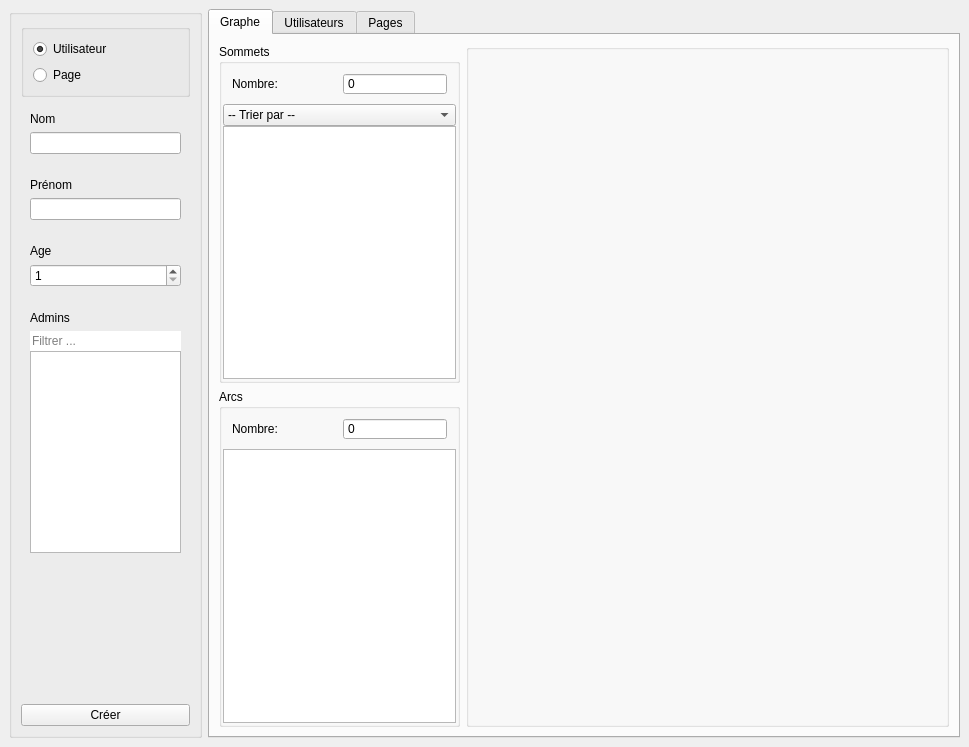
Qt form gui/gui.ui (KinderPinGuiin/projet_graphe_2021) before a commit.
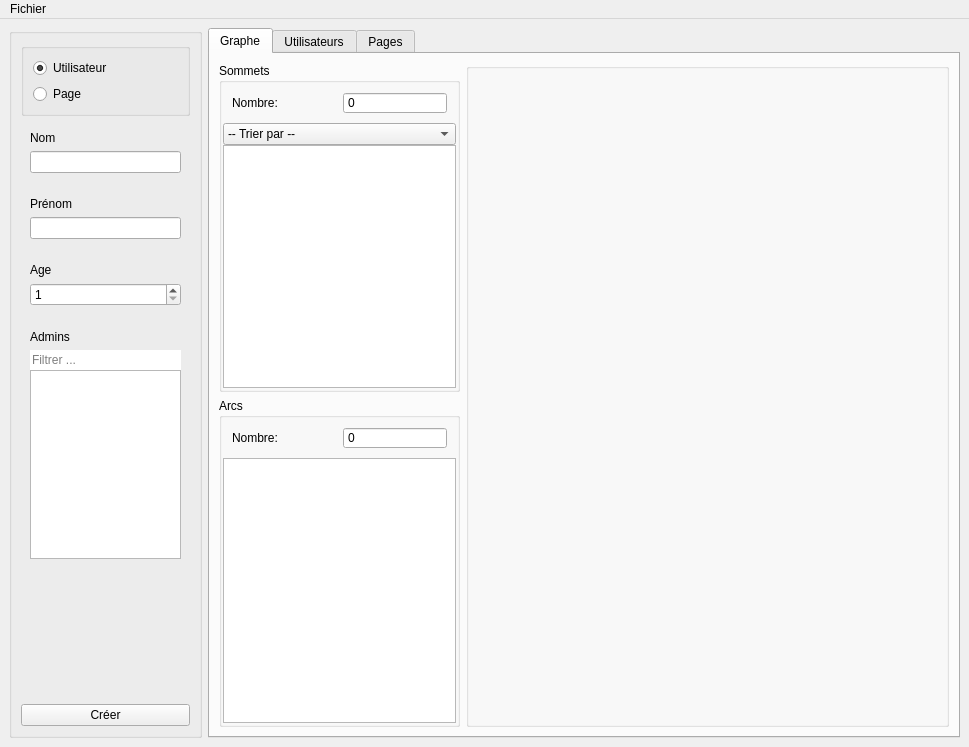
The same form after that commit.

Commit message: Ajout bar de menu + bouton charger

The edit to the form file:
```diff
--- a/gui/gui.ui
+++ b/gui/gui.ui
@@ -914,9 +914,17 @@
      <x>0</x>
      <y>0</y>
      <width>969</width>
-     <height>20</height>
+     <height>21</height>
     </rect>
    </property>
+   <widget class="QMenu" name="menuFichier">
+    <property name="title">
+     <string>Fichier</string>
+    </property>
+    <addaction name="actionSauvegarder"/>
+    <addaction name="actionCharger"/>
+   </widget>
+   <addaction name="menuFichier"/>
   </widget>
   <action name="actionCharger_un_graphe">
    <property name="text">
```
Left out of the diff: 10 changed lines with no effect on the pictures. The commit also changes 2 other files.
